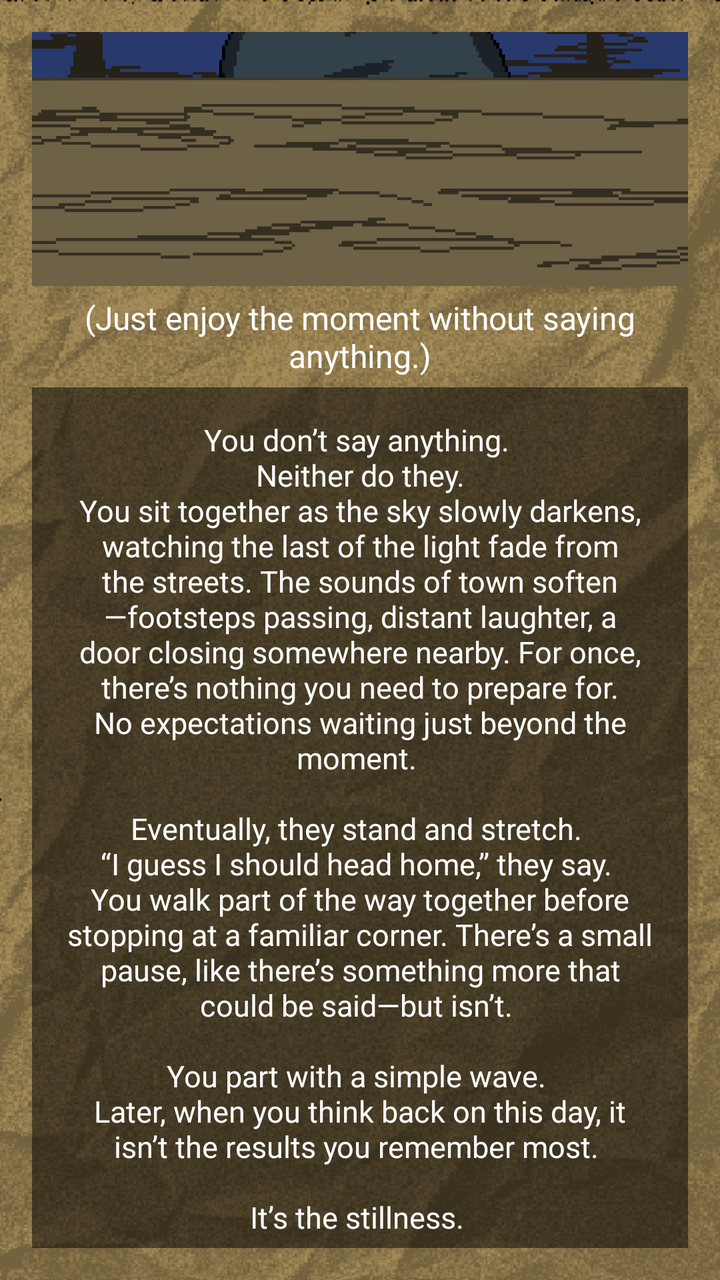
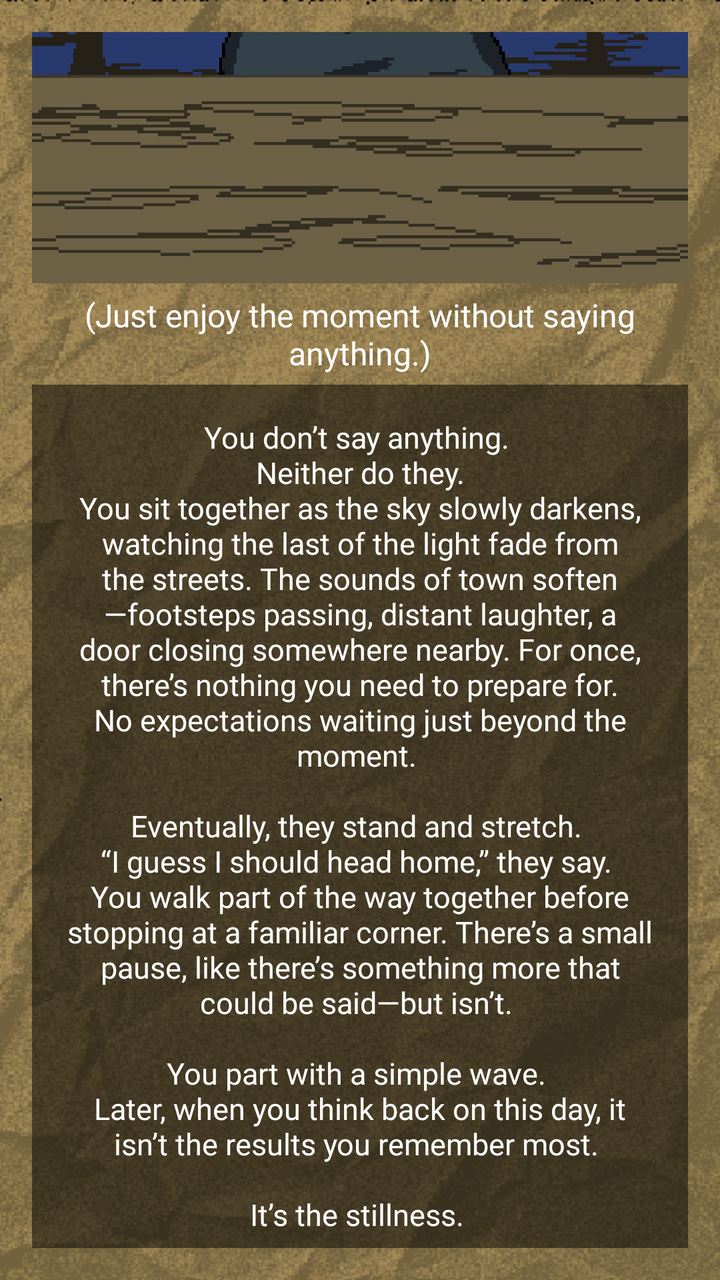

The first picture is an Android layout as it rendered before a commit; the second is the same layout after the commit. The layout source and the unified diff follow.
<!-- AndroidManifest.xml: application theme Theme.ChoiceQuest -->
<!-- res/layout/activity_page2_1_2_2_1_1_2.xml -->
<?xml version="1.0" encoding="utf-8"?>
<LinearLayout xmlns:android="http://schemas.android.com/apk/res/android"
    xmlns:app="http://schemas.android.com/apk/res-auto"
    xmlns:tools="http://schemas.android.com/tools"
    android:id="@+id/page2_1_2_2_1_1_2"
    android:layout_width="match_parent"
    android:layout_height="match_parent"
    android:background="@drawable/papertexture_"
    android:backgroundTint="#f8e7c2"
    android:backgroundTintMode="multiply"
    android:gravity="center"
    android:orientation="vertical"
    android:padding="16dp"
    tools:context=".Page2_1_2_2_1_1_2">

    <View
        android:layout_width="match_parent"
        android:layout_height="0dp"
        android:layout_weight="0.1" />

    <ImageView
        android:id="@+id/imageView"
        android:layout_width="412dp"
        android:layout_height="250dp"
        android:src="@drawable/page2_1_2_2_1_1_2" />

    <View
        android:layout_width="match_parent"
        android:layout_height="1dp"
        android:layout_weight="0.1" />

    <TextView
        android:layout_width="match_parent"
        android:layout_height="wrap_content"
        android:fontFamily="@font/pixelspace"
        android:gravity="center"
        android:padding="5dp"
        android:text="(Just enjoy the moment without saying anything.)"
        android:textColor="@color/white"
        android:textSize="16sp" />

    <TextView
        android:layout_width="match_parent"
        android:layout_height="wrap_content"
        android:id="@+id/tv_page2_1_2_2_1_1_2"
        android:layout_marginBottom="16dp"
        android:background="#80000000"
        android:fontFamily="@font/pixelgame_font"
        android:gravity="center"
        android:padding="16dp"
        android:text="You don’t say anything.
\n Neither do they.
\nYou sit together as the sky slowly darkens, watching the last of the light fade from the streets. The sounds of town soften—footsteps passing, distant laughter, a door closing somewhere nearby. For once, there’s nothing you need to prepare for. No expectations waiting just beyond the moment.
\n\nEventually, they stand and stretch.
\n“I guess I should head home,” they say.
\nYou walk part of the way together before stopping at a familiar corner. There’s a small pause, like there’s something more that could be said—but isn’t.
\n\nYou part with a simple wave.
\nLater, when you think back on this day, it isn’t the results you remember most.
\n\nIt’s the stillness.
\n\nAnd how, for a little while, that was enough."
        android:textColor="@color/white"
        android:textSize="15sp" />

    <View
        android:layout_width="match_parent"
        android:layout_height="1dp"
        android:layout_weight="0.1" />

    <Button
        android:layout_width="412dp"
        android:layout_height="45dp"
        android:layout_marginBottom="16dp"
        android:background="@android:color/transparent"
        android:fontFamily="@font/quest_font"
        android:onClick="title10"
        android:text="Go Back to Title Page"
        android:textSize="12sp" />

    <View
        android:layout_width="match_parent"
        android:layout_height="0dp"
        android:layout_weight="1" />

</LinearLayout>
<!-- resources referenced by this layout -->
<resources>
  <color name="white">#FFFFFF</color>
  <!-- drawable page2_1_2_2_1_1_2: png bitmap (drawable, 18346 bytes) -->
  <!-- drawable papertexture_: png bitmap (drawable, 156948 bytes) -->
  <style name="Theme.ChoiceQuest" parent="Base.Theme.ChoiceQuest" />
  <style name="Base.Theme.ChoiceQuest" parent="Theme.Material3.DayNight.NoActionBar">
          
          
      </style>
</resources>

<!-- the commit's change to res/layout/activity_page2_1_2_2_1_1_2.xml (unified diff, before → after) -->
@@ -67,14 +67,14 @@
         android:layout_weight="0.1" />
 
     <Button
-        android:layout_width="412dp"
-        android:layout_height="45dp"
+        android:layout_width="match_parent"
+        android:layout_height="wrap_content"
         android:layout_marginBottom="16dp"
-        android:background="@android:color/transparent"
-        android:fontFamily="@font/quest_font"
+        android:textSize="10sp"
+        android:textColor="@color/white"
+        android:backgroundTint="@color/cardview_dark_background"        android:fontFamily="@font/quest_font"
         android:onClick="title10"
-        android:text="Go Back to Title Page"
-        android:textSize="12sp" />
+        android:text="Go Back to Title Page" />
 
     <View
         android:layout_width="match_parent"
